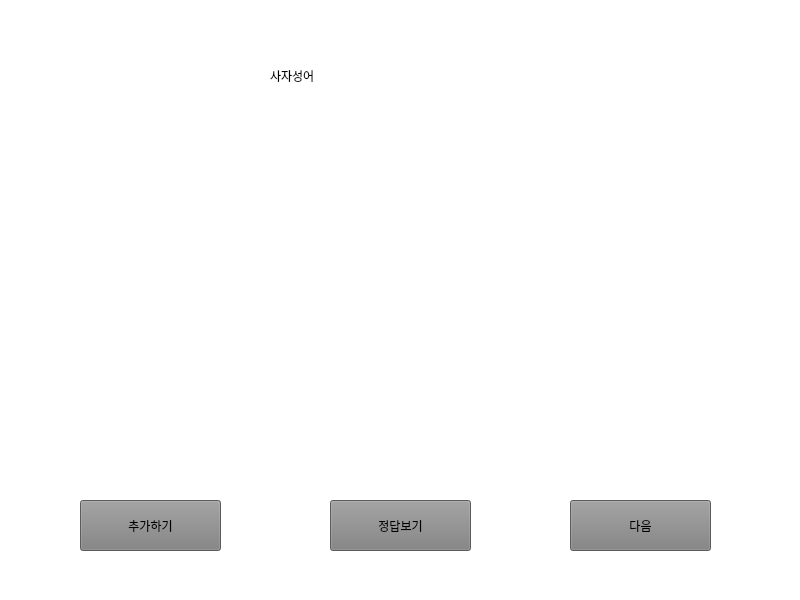
Qt form word/word.ui (my0614/pyqt5) before a commit.
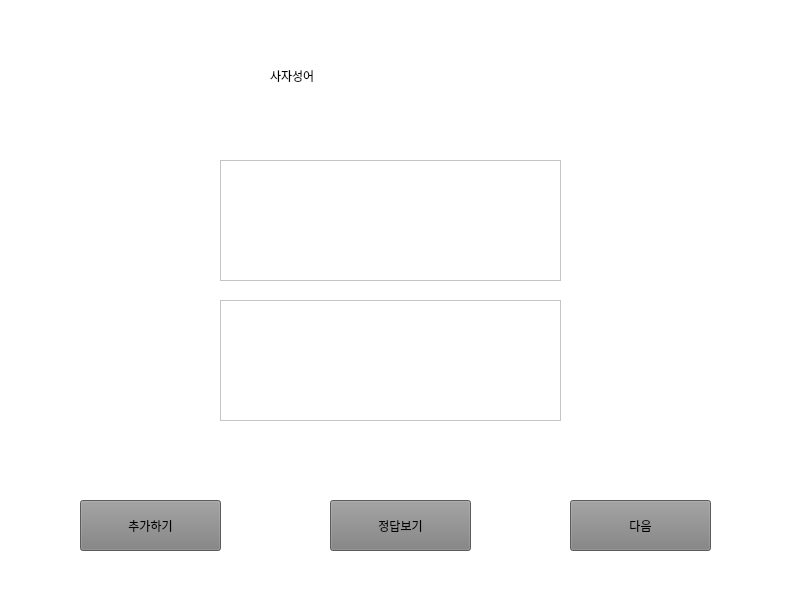
The same form after that commit.

Commit message: ADD : 추가 페이지 만들기

Diff of the .ui file:
```diff
--- a/word/word.ui
+++ b/word/word.ui
@@ -97,6 +97,26 @@
      <string>다음</string>
     </property>
    </widget>
+   <widget class="QTextEdit" name="word">
+    <property name="geometry">
+     <rect>
+      <x>220</x>
+      <y>160</y>
+      <width>341</width>
+      <height>121</height>
+     </rect>
+    </property>
+   </widget>
+   <widget class="QTextEdit" name="word2">
+    <property name="geometry">
+     <rect>
+      <x>220</x>
+      <y>300</y>
+      <width>341</width>
+      <height>121</height>
+     </rect>
+    </property>
+   </widget>
   </widget>
   <widget class="QStatusBar" name="statusbar"/>
  </widget>
```
Left out of the diff: 6 changed lines with no effect on the pictures. The commit also changes 2 other files.
